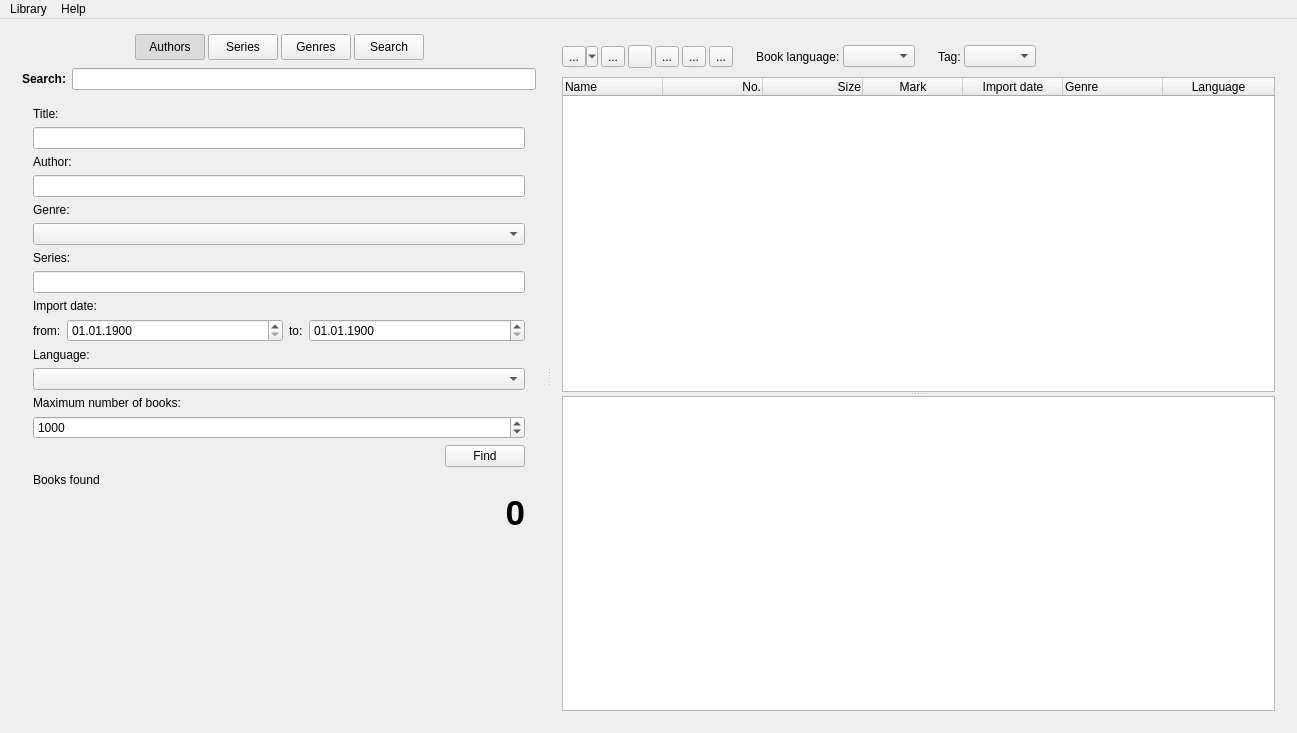
The window that freeLib/src/mainwindow.ui (vpoluyaktov/freeLib) describes before a commit, drawn with Qt 5.
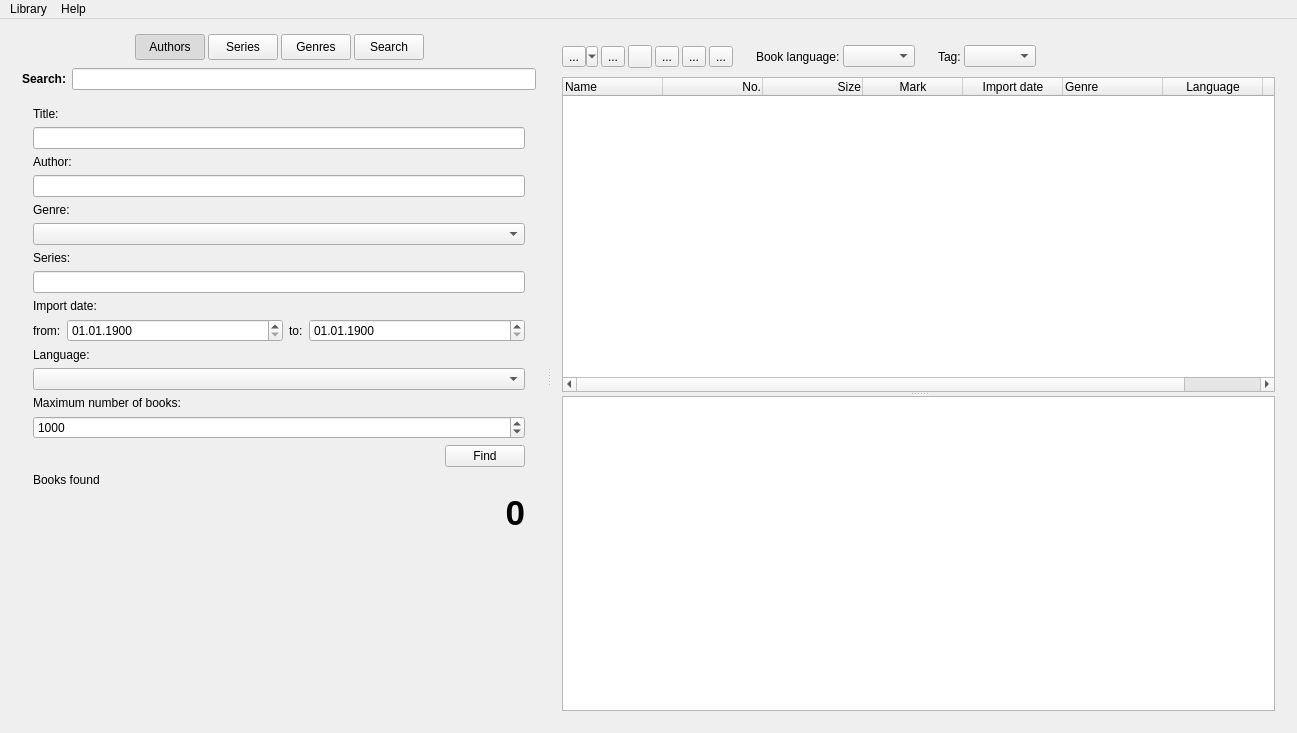
The same window after the commit. Icons and pictures are not drawn.

Commit message: New (MainWindow::FillListBooks(), MainWindow::HeaderContextMenu()): В таблице Книг появилась колонка с отображением формата книг. В контекстном меню на заголовках таблицы с книгами сделана возможность включения/отключения показа этой колонки.

Patch:
```diff
--- a/freeLib/src/mainwindow.ui
+++ b/freeLib/src/mainwindow.ui
@@ -1021,6 +1021,14 @@
                     <set>AlignCenter</set>
                    </property>
                   </column>
+                  <column>
+                   <property name="text">
+                    <string>Format</string>
+                   </property>
+                   <property name="textAlignment">
+                    <set>AlignCenter</set>
+                   </property>
+                  </column>
                  </widget>
                  <widget class="QTextBrowser" name="Review">
                   <property name="enabled">
```
The commit also changes 2 other files.
